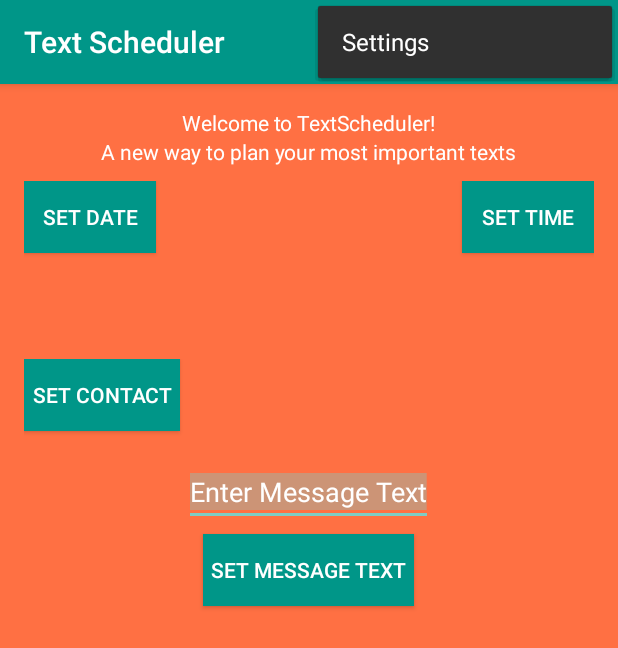
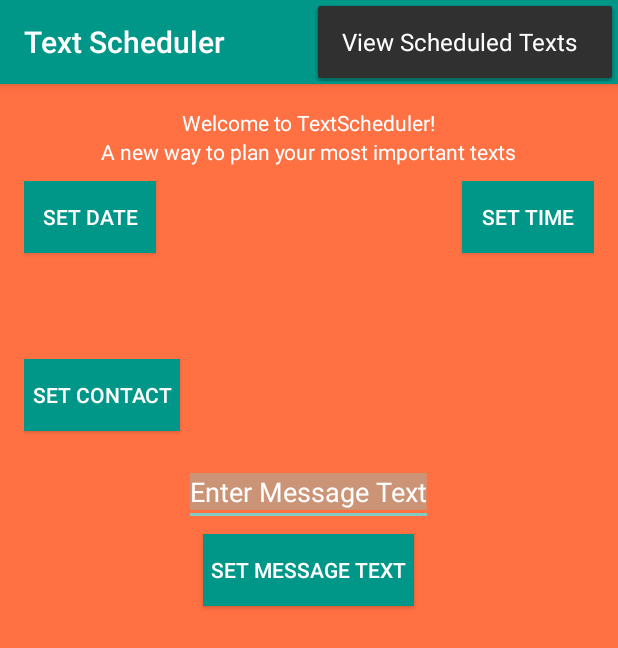
Before and after one commit to gauthamcity12/TextScheduler, an Android app: the screen it shows after launch (MainActivity), with the options menu open, on a phone screen of 412 x 824 dp. Shown: the top 648 px of the screen. Run offline under Robolectric (Android 15) with nearby library versions, the phone set to English and light mode, and no system bars.

Commit message:
Add Menu Item
- View Scheduled Items (menu item)

```diff
--- a/app/src/main/java/com/gauthamcity12/textscheduler/MainActivity.java
+++ b/app/src/main/java/com/gauthamcity12/textscheduler/MainActivity.java
@@ -82,7 +82,7 @@ public class MainActivity extends Activity {
         int id = item.getItemId();
 
         //noinspection SimplifiableIfStatement
-        if (id == R.id.action_settings) {
+        if (id == R.id.viewScheduled) {
             return true;
         }
 
@@ -186,7 +186,7 @@ public class MainActivity extends Activity {
                 isNow = false; // resets the variable
             }
             else{ // Text message is being scheduled using Alarm Manager
-                Intent textIntent = new Intent(this, WakeLocker.class);
+                Intent textIntent = new Intent(this, WakeLocker.class); // Intent to go to the wakeful broadcast receiver
                 int counter = 0;
                 for(Object s : textInfo){ // append all textInformation to Intent
                     textIntent.putExtra("Text Info: "+counter, (String)s);
--- a/app/src/main/java/com/gauthamcity12/textscheduler/TextScheduleService.java
+++ b/app/src/main/java/com/gauthamcity12/textscheduler/TextScheduleService.java
@@ -34,7 +34,7 @@ public class TextScheduleService extends IntentService {
             textInfo[i] = intent.getStringExtra("Text Info: "+i);
         }
         SmsManager smsManager = SmsManager.getDefault();
-        smsManager.sendTextMessage(textInfo[1], null, textInfo[4], null, null);
+        smsManager.sendTextMessage(textInfo[1], null, textInfo[4], null, null); // sends the actual text
 
         WakeLocker.completeWakefulIntent(intent); // Closes the WakeLock after the service is performed
     }
--- a/app/src/main/java/com/gauthamcity12/textscheduler/WakeLocker.java
+++ b/app/src/main/java/com/gauthamcity12/textscheduler/WakeLocker.java
@@ -17,6 +17,6 @@ public class WakeLocker extends WakefulBroadcastReceiver{
         for(int i = 0; i < 5; i++){
             service.putExtra("Text Info: "+i, intent.getStringExtra("Text Info: "+i)); // repopulating the extras into the new intent
         }
-        startWakefulService(context, service);
+        startWakefulService(context, service); // Holds a wake lock until the service is complete
         }
 }
--- a/app/src/main/res/menu/menu_main.xml
+++ b/app/src/main/res/menu/menu_main.xml
@@ -1,6 +1,6 @@
 <menu xmlns:android="http://schemas.android.com/apk/res/android"
     xmlns:app="http://schemas.android.com/apk/res-auto"
     xmlns:tools="http://schemas.android.com/tools" tools:context=".MainActivity">
-    <item android:id="@+id/action_settings" android:title="@string/action_settings"
+    <item android:id="@+id/viewScheduled" android:title="@string/view_scheduled"
         android:orderInCategory="100" app:showAsAction="never" />
 </menu>
--- a/app/src/main/res/values/strings.xml
+++ b/app/src/main/res/values/strings.xml
@@ -1,7 +1,7 @@
 <resources>
     <string name="app_name">Text Scheduler</string>
     <string name="hello_world">Hello world!</string>
-    <string name="action_settings">Settings</string>
+    <string name="view_scheduled">View Scheduled Texts</string>
     <string name="welcome_message">Welcome to TextScheduler!</string>
     <string name="welcome_message2">A new way to plan your most important texts</string>
     <string name="instructions">Please indicate what date and time you want to send the message</string>
```
